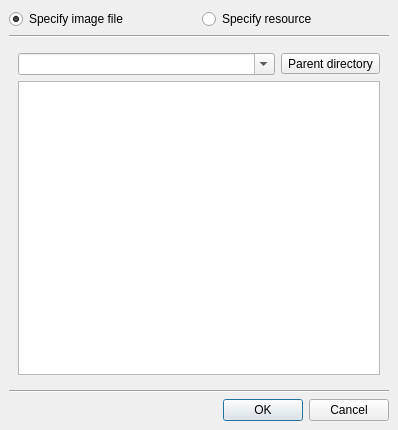
Above: tools/designer/src/lib/shared/findicondialog.ui from arnt/qt-history2 before the change. Below: the same form after it.
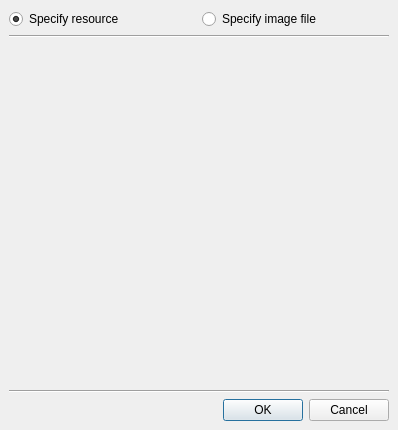
That is the form after the change. Icons and pictures are not drawn.

Commit message:
Fixes:    Find Icon dialog should default to resource/language. Task:     111091 Details:  Made Resource box the first page. Changed setPaths() to default to resource box.
[git-p4: depot-paths = "//depot/qt/main/": change = 252233]

Diff of the .ui file:
```diff
--- a/tools/designer/src/lib/shared/findicondialog.ui
+++ b/tools/designer/src/lib/shared/findicondialog.ui
@@ -39,21 +39,21 @@
      <property name="spacing" >
       <number>6</number>
      </property>
-     <item>
-      <widget class="QRadioButton" name="m_specify_file_input" >
-       <property name="text" >
-        <string>Specify image file</string>
-       </property>
-       <property name="checked" >
-        <bool>true</bool>
-       </property>
-      </widget>
-     </item>
      <item>
       <widget class="QRadioButton" name="m_specify_resource_input" >
        <property name="text" >
         <string>Specify resource</string>
        </property>
+       <property name="checked" >
+       <bool>true</bool>
+       </property>
+      </widget>
+     </item>
+      <item>
+      <widget class="QRadioButton" name="m_specify_file_input" >
+       <property name="text" >
+        <string>Specify image file</string>
+       </property>
       </widget>
      </item>
     </layout>
@@ -70,7 +70,8 @@
      <property name="currentIndex" >
       <number>0</number>
      </property>
-     <widget class="QWidget" name="page1" >
+     <widget class="QWidget" name="page1" />
+     <widget class="QWidget" name="page2" >
       <layout class="QVBoxLayout" >
        <property name="margin" >
         <number>9</number>
@@ -123,7 +124,6 @@
        </item>
       </layout>
      </widget>
-     <widget class="QWidget" name="page2" />
     </widget>
    </item>
    <item>
```
The commit also changes 2 other files.
